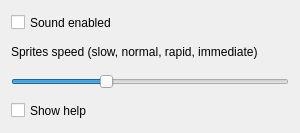
This is ksirk/preferences.ui in KDE/ksirk as Qt 5 draws it before an edit. The edited form follows.
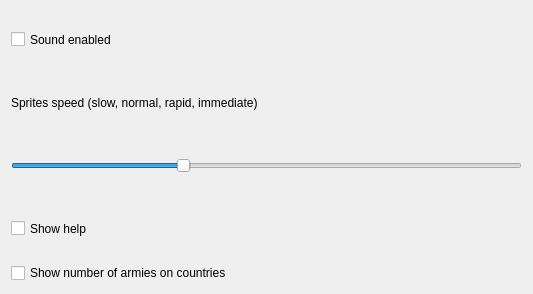
This is the edited form.

Commit message: add an option to show number of armies directly on the countries

```diff
--- a/ksirk/preferences.ui
+++ b/ksirk/preferences.ui
@@ -8,14 +8,12 @@
       <rect>
         <x>0</x>
         <y>0</y>
-        <width>300</width>
-        <height>133</height>
+    <width>533</width>
+    <height>294</height>
       </rect>
     </property>
     <property name="sizePolicy" >
-      <sizepolicy>
-        <hsizetype>1</hsizetype>
-        <vsizetype>1</vsizetype>
+   <sizepolicy vsizetype="Minimum" hsizetype="Minimum" >
         <horstretch>15</horstretch>
         <verstretch>0</verstretch>
       </sizepolicy>
@@ -29,21 +27,11 @@
     <property name="windowTitle" >
       <string>KsirK Preferences</string>
     </property>
-    <layout class="QVBoxLayout" >
-      <item>
+  <layout class="QGridLayout" name="gridLayout" >
+   <item row="0" column="0" >
         <widget class="QCheckBox" name="soundEnabled" >
-          <property name="geometry" >
-            <rect>
-              <x>10</x>
-              <y>40</y>
-              <width>126</width>
-              <height>22</height>
-            </rect>
-          </property>
           <property name="sizePolicy" >
-            <sizepolicy>
-              <hsizetype>3</hsizetype>
-              <vsizetype>3</vsizetype>
+      <sizepolicy vsizetype="MinimumExpanding" hsizetype="MinimumExpanding" >
               <horstretch>0</horstretch>
               <verstretch>0</verstretch>
             </sizepolicy>
@@ -53,20 +41,10 @@
           </property>
         </widget>
       </item>
-      <item>
+   <item row="1" column="0" >
         <widget class="QLabel" name="textLabel1" >
-          <property name="geometry" >
-            <rect>
-              <x>20</x>
-              <y>20</y>
-              <width>450</width>
-              <height>23</height>
-            </rect>
-          </property>
           <property name="sizePolicy" >
-            <sizepolicy>
-              <hsizetype>3</hsizetype>
-              <vsizetype>3</vsizetype>
+      <sizepolicy vsizetype="MinimumExpanding" hsizetype="MinimumExpanding" >
               <horstretch>0</horstretch>
               <verstretch>0</verstretch>
             </sizepolicy>
@@ -79,20 +57,10 @@
           </property>
         </widget>
       </item>
-      <item>
+   <item row="2" column="0" >
         <widget class="QSlider" name="spritesSpeed" >
-          <property name="geometry" >
-            <rect>
-              <x>10</x>
-              <y>40</y>
-              <width>126</width>
-              <height>22</height>
-            </rect>
-          </property>
           <property name="sizePolicy" >
-            <sizepolicy>
-              <hsizetype>3</hsizetype>
-              <vsizetype>3</vsizetype>
+      <sizepolicy vsizetype="MinimumExpanding" hsizetype="MinimumExpanding" >
               <horstretch>0</horstretch>
               <verstretch>0</verstretch>
             </sizepolicy>
@@ -115,22 +83,15 @@
           <property name="orientation" >
             <enum>Qt::Horizontal</enum>
           </property>
-        </widget>
-      </item>
-      <item>
+     <property name="tickInterval" >
+      <number>1</number>
+     </property>
+    </widget>
+   </item>
+   <item row="3" column="0" >
         <widget class="QCheckBox" name="helpEnabled" >
-          <property name="geometry" >
-            <rect>
-              <x>10</x>
-              <y>40</y>
-              <width>126</width>
-              <height>22</height>
-            </rect>
-          </property>
           <property name="sizePolicy" >
-            <sizepolicy>
-              <hsizetype>3</hsizetype>
-              <vsizetype>3</vsizetype>
+      <sizepolicy vsizetype="MinimumExpanding" hsizetype="MinimumExpanding" >
               <horstretch>0</horstretch>
               <verstretch>0</verstretch>
             </sizepolicy>
@@ -140,6 +101,13 @@
           </property>
         </widget>
       </item>
+   <item row="4" column="0" >
+    <widget class="QCheckBox" name="armiesNumbers" >
+     <property name="text" >
+      <string>Show number of armies on countries</string>
+     </property>
+    </widget>
+   </item>
     </layout>
   </widget>
   <layoutdefault spacing="6" margin="11" />
```
Left out of the diff: 13 changed lines with no effect on the pictures. Lines whose indentation alone changed are shown as unchanged. The commit also changes 11 other files.
